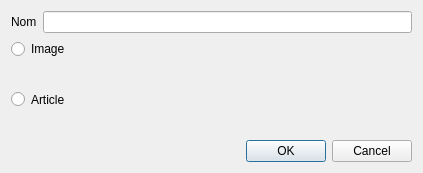
Qt form nouvellenote.ui (tmarcille/LO21_Plurinotes) before a commit.
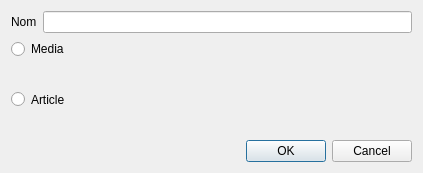
The same form after that commit.

Commit message:
Added media note
New type of note which can disply a media file (img or video)

Diff of the .ui file:
```diff
--- a/nouvellenote.ui
+++ b/nouvellenote.ui
@@ -36,7 +36,7 @@
      <item>
       <widget class="QRadioButton" name="Image">
        <property name="text">
-        <string>Image</string>
+        <string>Media</string>
        </property>
        <attribute name="buttonGroup">
         <string notr="true">buttonGroup</string>
```
Left out of the diff: 4 changed lines with no effect on the pictures. The commit also changes 73 other files.
